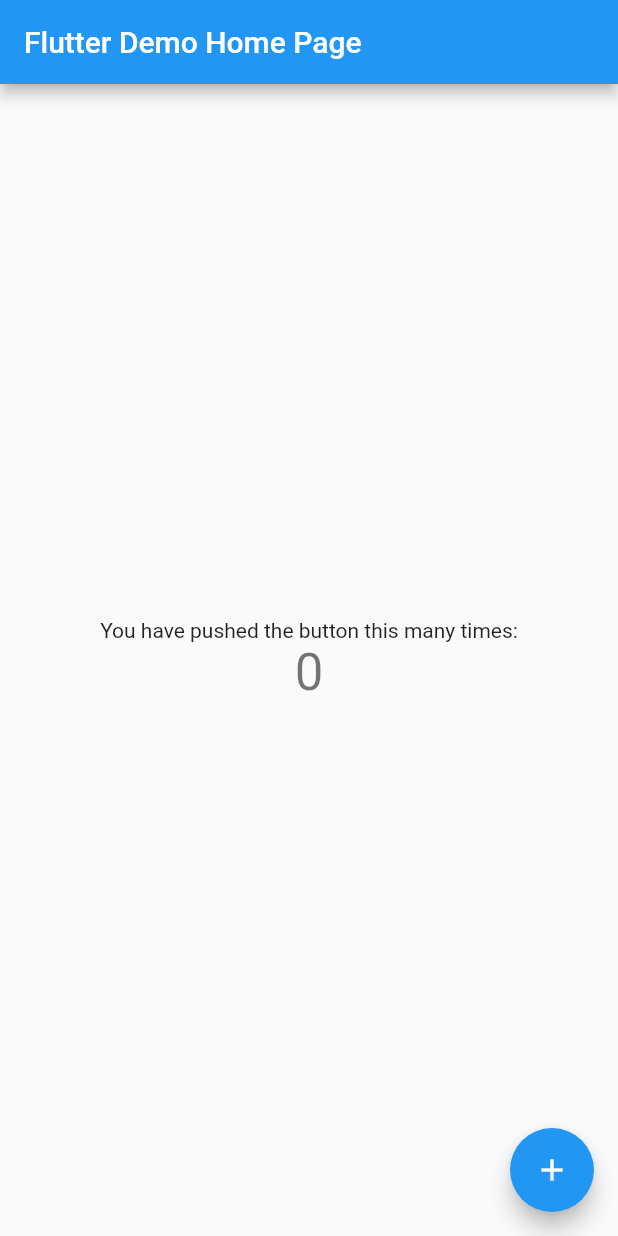
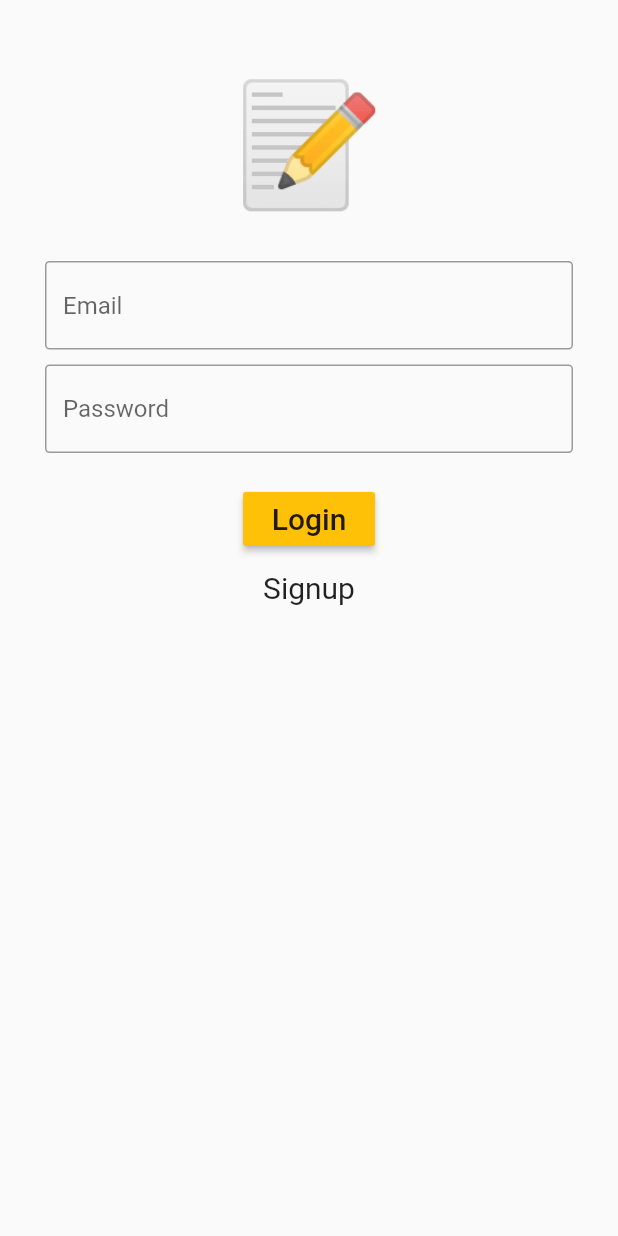
Before and after one commit to MonaAlazzani/Note_App, a Flutter app: the screen it shows after launch, on a phone screen of 412 x 824 dp. Run offline on Flutter 3.47's test engine with Material 2 defaults, Android fonts, the phone set to English and light mode, and no system bars.

Commit message:
auth files added

```diff
--- /dev/null
+++ b/lib/app/auth/login.dart
@@ -0,0 +1,51 @@
+
+import 'package:flutter/material.dart';
+import 'package:note_app/components/customtextform.dart';
+
+class Login extends StatefulWidget {
+  const Login({ Key? key }) : super(key: key);
+
+  @override
+  State<Login> createState() => _LoginState();
+}
+
+class _LoginState extends State<Login> {
+   TextEditingController email= TextEditingController();
+  TextEditingController password = TextEditingController();
+  GlobalKey<FormState> formstate = GlobalKey();
+  @override
+  Widget build(BuildContext context) {
+    return Scaffold(
+      body: ListView(
+        padding: EdgeInsets.symmetric(vertical: 50, horizontal: 30),
+        children: [
+
+          Center(child: Text('📝', style: TextStyle(fontSize: 80),)),
+          SizedBox(height: 20,),
+          Form(
+            key:formstate,
+            child: Column(
+              children: [
+                CustomTextFormSign(hint: 'Email', controller: email,),
+                CustomTextFormSign(hint: 'Password', controller: password,),
+                 SizedBox(height: 20,),
+                MaterialButton(onPressed: (){
+                    Navigator.of(context).pushNamed('home');
+                },
+                color: Colors.amber,
+                child: Text('Login', style: TextStyle(fontSize: 20),),
+                 ),
+                  SizedBox(height: 10,),
+                  InkWell(
+                    onTap: (){
+                      Navigator.of(context).pushNamed('signup');
+                    },
+                    child: Text('Signup', style: TextStyle(fontSize: 20),))
+              ],
+            ),
+          ),
+        ],
+      ),
+    );
+  }
+}
--- /dev/null
+++ b/lib/app/auth/signup.dart
@@ -0,0 +1,80 @@
+
+import 'package:flutter/material.dart';
+import 'package:note_app/components/curd.dart';
+import 'package:note_app/components/customtextform.dart';
+import 'package:note_app/constants/api_link.dart';
+
+class Signup extends StatefulWidget {
+  const Signup({ Key? key }) : super(key: key);
+
+  @override
+  State<Signup> createState() => _SignupState();
+}
+
+class _SignupState extends State<Signup> {
+   TextEditingController email= TextEditingController();
+  TextEditingController password = TextEditingController();
+   TextEditingController username = TextEditingController();
+  GlobalKey<FormState> formstate = GlobalKey();
+  bool isLoading = false;
+  Crud _crud = Crud();
+
+  signup()async{
+    isLoading = true;
+    setState(() {});
+
+  var response =  await _crud.postRequest(signupLink, {
+      'username': username.text,
+      'email': email.text,
+      'password': password.text
+    });
+
+    isLoading = false;
+    setState(() {});
+
+  if(response['status'] == 'Success'){
+      Navigator.of(context).pushNamedAndRemoveUntil('home', (route) => false);
+  }else{
+    print('=========Signup Fail========');
+  }
+  }
+
+
+  @override
+  Widget build(BuildContext context) {
+    return Scaffold(
+      body: isLoading == true ?Center(child: CircularProgressIndicator(),)  : ListView(
+        padding: EdgeInsets.symmetric(vertical: 50, horizontal: 30),
+        children: [
+
+          Center(child: Text('📝', style: TextStyle(fontSize: 80),)),
+          SizedBox(height: 20,),
+          Form(
+            key:formstate,
+            child: Column(
+              children: [
+                CustomTextFormSign(hint: 'Username', controller: username,),
+                CustomTextFormSign(hint: 'Email', controller: email,),
+                CustomTextFormSign(hint: 'Password', controller: password,),
+                 SizedBox(height: 20,),
+                MaterialButton(onPressed: ()async{
+
+                  await  signup();
+                },
+                color: Colors.amber,
+                child: Text('Signup', style: TextStyle(fontSize: 20),),
+                 ),
+                  SizedBox(height: 10,),
+                  InkWell(
+                    onTap: (){
+                      Navigator.of(context).pushNamed('/');
+                    },
+                    child: Text('Login', style: TextStyle(fontSize: 20),))
+              ],
+            ),
+          ),
+        ],
+      ),
+    );
+  }
+}
--- /dev/null
+++ b/lib/components/customtextform.dart
@@ -0,0 +1,24 @@
+
+
+import 'package:flutter/material.dart';
+
+class CustomTextFormSign extends StatelessWidget {
+  String hint;
+  TextEditingController controller;
+   CustomTextFormSign({ Key? key, required this.hint, required this.controller }) : super(key: key);
+
+  @override
+  Widget build(BuildContext context) {
+    return Padding(
+      padding: const EdgeInsets.fromLTRB(0, 10, 0, 0),
+      child: TextFormField(
+        controller: controller,
+        decoration: InputDecoration(
+          hintText: hint,
+          border: OutlineInputBorder(
+            borderRadius: BorderRadius.circular(3)
+        ),)
+      ),
+    );
+  }
+}
--- /dev/null
+++ b/lib/constants/api_link.dart
@@ -0,0 +1,4 @@
+
+
+final String serverLink = "http://10.0.2.2/coursephp";
+final String signupLink = "$serverLink/auth/signup.php";
--- a/lib/main.dart
+++ b/lib/main.dart
@@ -1,4 +1,9 @@
 import 'package:flutter/material.dart';
+import 'package:note_app/app/auth/login.dart';
+import 'package:note_app/app/auth/signup.dart';
+import 'package:note_app/app/home.dart';
+
+
 
 void main() {
   runApp(const MyApp());
@@ -7,109 +12,18 @@ void main() {
 class MyApp extends StatelessWidget {
   const MyApp({Key? key}) : super(key: key);
 
-  // This widget is the root of your application.
   @override
   Widget build(BuildContext context) {
+
     return MaterialApp(
-      title: 'Flutter Demo',
-      theme: ThemeData(
-        // This is the theme of your application.
-        //
-        // Try running your application with "flutter run". You'll see the
-        // application has a blue toolbar. Then, without quitting the app, try
-        // changing the primarySwatch below to Colors.green and then invoke
-        // "hot reload" (press "r" in the console where you ran "flutter run",
-        // or simply save your changes to "hot reload" in a Flutter IDE).
-        // Notice that the counter didn't reset back to zero; the application
-        // is not restarted.
-        primarySwatch: Colors.blue,
-      ),
-      home: const MyHomePage(title: 'Flutter Demo Home Page'),
+      debugShowCheckedModeBanner: false,
+      initialRoute: "/",
+      routes: {
+        "/": (context) => Login(),
+        "signup": (context) => Signup(),
+        "home": (context) => Home()
+
+      },
     );
   }
 }
-
-class MyHomePage extends StatefulWidget {
-  const MyHomePage({Key? key, required this.title}) : super(key: key);
-
-  // This widget is the home page of your application. It is stateful, meaning
-  // that it has a State object (defined below) that contains fields that affect
-  // how it looks.
-
-  // This class is the configuration for the state. It holds the values (in this
-  // case the title) provided by the parent (in this case the App widget) and
-  // used by the build method of the State. Fields in a Widget subclass are
-  // always marked "final".
-
-  final String title;
-
-  @override
-  State<MyHomePage> createState() => _MyHomePageState();
-}
-
-class _MyHomePageState extends State<MyHomePage> {
-  int _counter = 0;
-
-  void _incrementCounter() {
-    setState(() {
-      // This call to setState tells the Flutter framework that something has
-      // changed in this State, which causes it to rerun the build method below
-      // so that the display can reflect the updated values. If we changed
-      // _counter without calling setState(), then the build method would not be
-      // called again, and so nothing would appear to happen.
-      _counter++;
-    });
-  }
-
-  @override
-  Widget build(BuildContext context) {
-    // This method is rerun every time setState is called, for instance as done
-    // by the _incrementCounter method above.
-    //
-    // The Flutter framework has been optimized to make rerunning build methods
-    // fast, so that you can just rebuild anything that needs updating rather
-    // than having to individually change instances of widgets.
-    return Scaffold(
-      appBar: AppBar(
-        // Here we take the value from the MyHomePage object that was created by
-        // the App.build method, and use it to set our appbar title.
-        title: Text(widget.title),
-      ),
-      body: Center(
-        // Center is a layout widget. It takes a single child and positions it
-        // in the middle of the parent.
-        child: Column(
-          // Column is also a layout widget. It takes a list of children and
-          // arranges them vertically. By default, it sizes itself to fit its
-          // children horizontally, and tries to be as tall as its parent.
-          //
-          // Invoke "debug painting" (press "p" in the console, choose the
-          // "Toggle Debug Paint" action from the Flutter Inspector in Android
-          // Studio, or the "Toggle Debug Paint" command in Visual Studio Code)
-          // to see the wireframe for each widget.
-          //
-          // Column has various properties to control how it sizes itself and
-          // how it positions its children. Here we use mainAxisAlignment to
-          // center the children vertically; the main axis here is the vertical
-          // axis because Columns are vertical (the cross axis would be
-          // horizontal).
-          mainAxisAlignment: MainAxisAlignment.center,
-          children: <Widget>[
-            const Text(
-              'You have pushed the button this many times:',
-            ),
-            Text(
-              '$_counter',
-              style: Theme.of(context).textTheme.headline4,
-            ),
-          ],
-        ),
-      ),
-      floatingActionButton: FloatingActionButton(
-        onPressed: _incrementCounter,
-        tooltip: 'Increment',
-        child: const Icon(Icons.add),
-      ), // This trailing comma makes auto-formatting nicer for build methods.
-    );
-  }
-}
--- a/pubspec.yaml
+++ b/pubspec.yaml
@@ -34,6 +34,7 @@ dependencies:
   # The following adds the Cupertino Icons font to your application.
   # Use with the CupertinoIcons class for iOS style icons.
   cupertino_icons: ^1.0.2
+  http: ^0.13.4
 
 dev_dependencies:
   flutter_test:
```
Also changed, not shown: lib/app/home.dart (added, +49 -0 lines), lib/components/curd.dart (added, +37 -0 lines), pubspec.lock.
